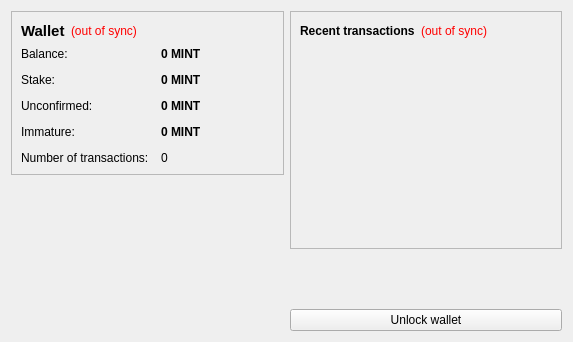
The window that src/qt/forms/overviewpage.ui (CleanWaterCoin/cleanwatercoin) describes before a commit, drawn with Qt 5.
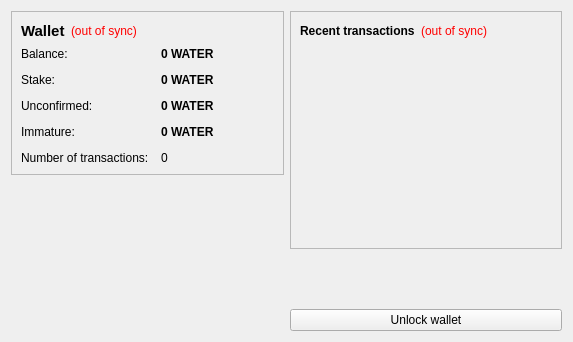
The same window after the commit. Icons and pictures are not drawn.

```diff
--- a/src/qt/forms/overviewpage.ui
+++ b/src/qt/forms/overviewpage.ui
@@ -105,7 +105,7 @@
              <string>Your current balance</string>
             </property>
             <property name="text">
-             <string notr="true">0 MINT</string>
+             <string notr="true">0 WATER</string>
             </property>
             <property name="textInteractionFlags">
              <set>Qt::LinksAccessibleByMouse|Qt::TextSelectableByKeyboard|Qt::TextSelectableByMouse</set>
@@ -134,7 +134,7 @@
              <string>Total of coins that was staked, and do not yet count toward the current balance</string>
             </property>
             <property name="text">
-             <string notr="true">0 MINT</string>
+             <string notr="true">0 WATER</string>
             </property>
             <property name="textInteractionFlags">
              <set>Qt::LinksAccessibleByMouse|Qt::TextSelectableByKeyboard|Qt::TextSelectableByMouse</set>
@@ -163,7 +163,7 @@
              <string>Total of transactions that have yet to be confirmed, and do not yet count toward the current balance</string>
             </property>
             <property name="text">
-             <string notr="true">0 MINT</string>
+             <string notr="true">0 WATER</string>
             </property>
             <property name="textInteractionFlags">
              <set>Qt::LinksAccessibleByMouse|Qt::TextSelectableByKeyboard|Qt::TextSelectableByMouse</set>
@@ -189,7 +189,7 @@
              <string>Mined balance that has not yet matured</string>
             </property>
             <property name="text">
-             <string notr="true">0 MINT</string>
+             <string notr="true">0 WATER</string>
             </property>
             <property name="textInteractionFlags">
              <set>Qt::LinksAccessibleByMouse|Qt::TextSelectableByKeyboard|Qt::TextSelectableByMouse</set>
```
Left out of the diff: 6 changed lines with no effect on the pictures.
